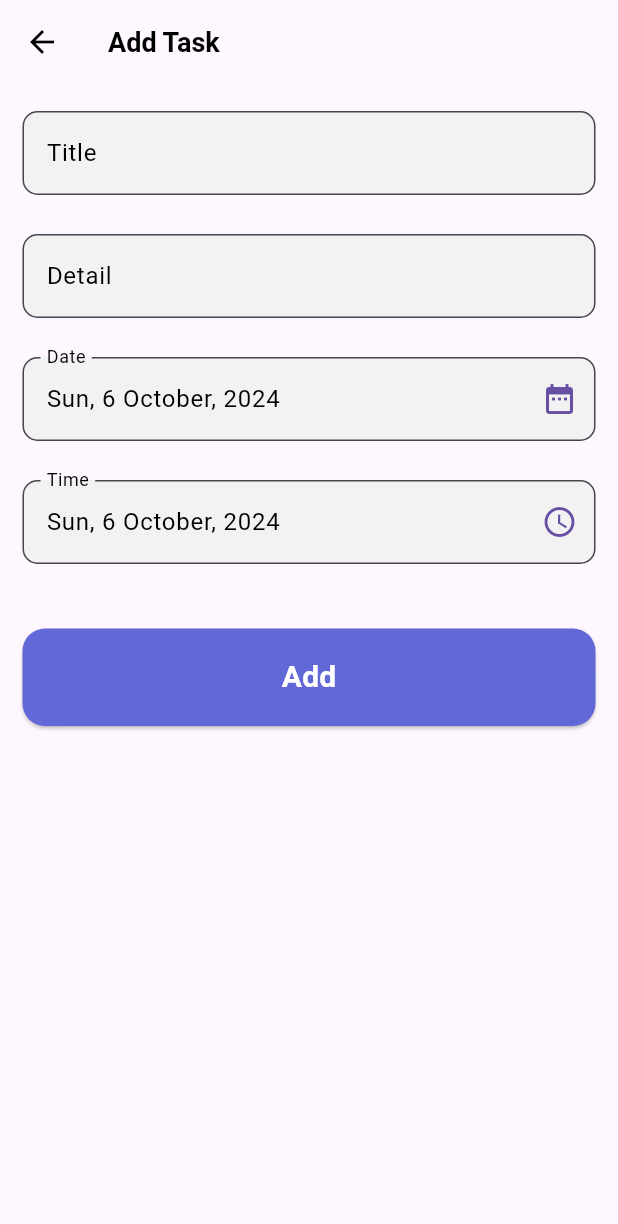
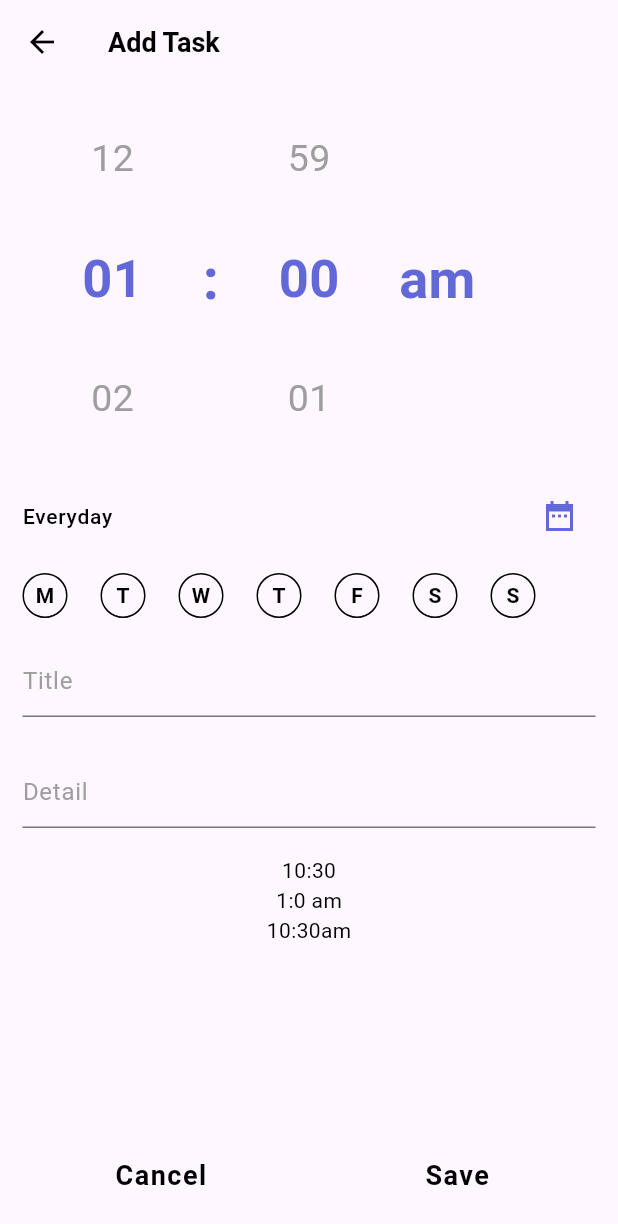
Before and after one commit to hassankhalid2239/task_planner_app, a Flutter app: the AddTaskScreen screen opened directly, on a phone screen of 412 x 824 dp. Shown: the top 1224 px of the screen. Run offline on Flutter 3.47's test engine with Material 3 defaults, Android fonts, the phone set to English and light mode, and no system bars; drawn by our look-alikes of carousel_slider, numberpicker; our stand-ins replace date_picker_timeline, get.

Commit message:
add task screen done

```diff
--- /dev/null
+++ b/lib/constants.dart
@@ -0,0 +1 @@
+List<String> days = ['M','T','W','T','F','S','S'];
--- a/lib/view/Widgets/custom_textformfield.dart
+++ b/lib/view/Widgets/custom_textformfield.dart
@@ -2,7 +2,7 @@ import 'package:flutter/material.dart';
 
 class CustomInputField extends StatelessWidget {
   final TextEditingController controller;
-  final String labelText;
+  final String hintText;
   final Widget? sufix;
   final int maxLines;
   final int minLines;
@@ -10,7 +10,7 @@ class CustomInputField extends StatelessWidget {
   const CustomInputField(
       {super.key,
       required this.controller,
-      required this.labelText,
+      required this.hintText,
       this.sufix,
       this.minLines = 1,
       this.maxLines = 1});
@@ -24,7 +24,7 @@ class CustomInputField extends StatelessWidget {
         minLines: minLines,
         validator: (value) {
           if (value!.isEmpty) {
-            return 'Please enter $labelText!';
+            return 'Please enter $hintText!';
           } else {
             return null;
           }
@@ -34,18 +34,15 @@ class CustomInputField extends StatelessWidget {
         controller: controller,
         cursorColor: Colors.black,
         decoration: InputDecoration(
-          filled: true,
-          fillColor: Color(0xffF2F2F2),
-          labelStyle:
-              TextStyle(color: Colors.black),
-          labelText: labelText,
+          hintText: hintText,
+          hintStyle: TextStyle(color: Colors.grey),
+          // filled: true,
+          // fillColor: Colors.white,
           suffixIcon: sufix,
-          focusedBorder: OutlineInputBorder(
-              borderRadius: BorderRadius.circular(10.0),
+          focusedBorder: UnderlineInputBorder(
               borderSide:
-                  BorderSide(color: Colors.black)),
-          border: OutlineInputBorder(
-              borderRadius: BorderRadius.circular(10.0),
+                  BorderSide(color: Color(0xff6368D9),width: 3)),
+          border: UnderlineInputBorder(
               borderSide: BorderSide(
                   color: Color(0xffF2F2F2))),
         ),
--- /dev/null
+++ b/lib/view/Widgets/day_button.dart
@@ -0,0 +1,24 @@
+import 'package:flutter/material.dart';
+
+class DayButton extends StatelessWidget {
+  final String txt;
+  const DayButton({
+    super.key, required this.txt,
+  });
+
+  @override
+  Widget build(BuildContext context) {
+    return SizedBox(
+      height: 30,
+      width: 30,
+      child: TextButton(
+          onPressed: (){},
+          style: ButtonStyle(
+              padding: WidgetStatePropertyAll(EdgeInsets.zero),
+              shape: WidgetStatePropertyAll(CircleBorder()),
+              side: WidgetStatePropertyAll(BorderSide(color: Colors.black,width: 1))
+          ),
+          child: Text('M',style: TextStyle(color: Colors.black,fontWeight: FontWeight.w600))),
+    );
+  }
+}
--- a/lib/view/add_task_screen.dart
+++ b/lib/view/add_task_screen.dart
@@ -1,8 +1,11 @@
 // ignore_for_file: deprecated_member_use
-
+import 'package:carousel_slider/carousel_slider.dart';
 import 'package:flutter/material.dart';
 import 'package:get/get.dart';
 import 'package:intl/intl.dart';
+import 'package:numberpicker/numberpicker.dart';
+import 'package:task_planner_app/constants.dart';
+
 import 'Widgets/custom_textformfield.dart';
 
 class AddTaskScreen extends StatefulWidget {
@@ -17,19 +20,34 @@ class _AddTaskScreenState extends State<AddTaskScreen> {
   final titleTextController = TextEditingController();
   final descriptionTextController = TextEditingController();
   final date = DateFormat('EEE, d MMMM, yyyy, h:mma').format(DateTime.now());
-  final dueDateTextController = TextEditingController(
-      text: DateFormat('EEE, d MMMM, yyyy').format(DateTime.now()));
   final bool isCompleted = false;
+  var hour = 1;
+  var minute = 0;
+  var cdate;
+  var dueDate;
+  String period = 'am';
+  int _currentIndex = 0;
 
+  String convertTo12HourFormat() {
+    // Input format: "HH:mm"
+    String date= "${DateTime.now().hour}:${DateTime.now().minute}";
+    List<String> parts = date.split(':');
+    int hour = int.parse(parts[0]);
+    int minute = int.parse(parts[1]);
+
+    // Convert to 12-hour format
+    int hourIn12HourFormat = hour % 12 == 0 ? 12 : hour % 12;
+    String period = hour >= 12 ? 'pm' : 'am';
+
+    // Format output as "h:mmam/pm"
+    return '$hourIn12HourFormat:${minute.toString().padLeft(2, '0')}$period';
+  }
   @override
-  void dispose() {
-    // TODO: implement dispose
-    super.dispose();
-    titleTextController.dispose();
-    descriptionTextController.dispose();
-    dueDateTextController.dispose();
+  void initState() {
+    // TODO: implement initState
+    super.initState();
+    cdate = convertTo12HourFormat();
   }
-
   @override
   Widget build(BuildContext context) {
     return Scaffold(
@@ -39,18 +57,156 @@ class _AddTaskScreenState extends State<AddTaskScreen> {
           foregroundColor: Theme.of(context).colorScheme.scrim,
           title: Text(
             'Add Task',
-            style: TextStyle(color: Colors.black,fontSize: 18,fontWeight: FontWeight.w600),
+            style: TextStyle(
+                color: Colors.black, fontSize: 18, fontWeight: FontWeight.w600),
           ),
         ),
         body: SingleChildScrollView(
-          child: Padding(
-            padding: const EdgeInsets.symmetric(horizontal: 15, vertical: 10),
           child: Column(
             crossAxisAlignment: CrossAxisAlignment.center,
             children: [
+              Container(
+                padding: const EdgeInsets.symmetric(horizontal: 15, vertical: 10),
+                decoration: BoxDecoration(
+                  // color: Colors.purpleAccent,
+                    borderRadius: BorderRadius.circular(10)),
+                child: Row(
+                  children: [
+                    NumberPicker(
+                        minValue: 1,
+                        maxValue: 12,
+                        value: hour,
+                        zeroPad: true,
+                        infiniteLoop: true,
+                        itemWidth: 120,
+                        itemHeight: 80,
+                        textStyle: TextStyle(
+                            fontSize: 25,
+                            // fontWeight: FontWeight.bold,
+                            color: Colors.grey),
+                        selectedTextStyle: TextStyle(
+                            fontWeight: FontWeight.bold,
+                            fontSize: 35,
+                            color: Color(0xff6368D9)),
+                        onChanged: (value) {
+                          hour = value;
+                          setState(() {});
+                        }),
+                    Text(
+                      ':',
+                      style: TextStyle(
+                          color: Color(0xff6368D9),
+                          fontWeight: FontWeight.bold,
+                          fontSize: 38),
+                    ),
+                    NumberPicker(
+                        minValue: 0,
+                        maxValue: 59,
+                        value: minute,
+                        zeroPad: true,
+                        infiniteLoop: true,
+                        itemWidth: 120,
+                        itemHeight: 80,
+                        textStyle: TextStyle(
+                            fontSize: 25,
+                            // fontWeight: FontWeight.bold,
+                            color: Colors.grey),
+                        selectedTextStyle: TextStyle(
+                            fontWeight: FontWeight.bold,
+                            fontSize: 35,
+                            color: Color(0xff6368D9)),
+                        onChanged: (value) {
+                          minute = value;
+                          setState(() {});
+                        }),
+                    SizedBox(height: 200,
+                      width: 80,
+                      child: CarouselSlider(
+                        options: CarouselOptions(
+                          enableInfiniteScroll: false,
+                          enlargeStrategy: CenterPageEnlargeStrategy.height,
+                          enlargeCenterPage: true,
+                          scrollDirection: Axis.vertical,
+                          initialPage: _currentIndex,
+                          onPageChanged: (index, reason) {
+                            setState(() {
+                              _currentIndex = index;
+                              if(index==0){
+                                period='am';
+                              }else{
+                                period='pm';
+                              }
+                            });
+                          },
+                        ),
+                        items: [
+                          Text(
+                            'am',
+                            style: TextStyle(color:Color(0xff6368D9),fontSize: 36, fontWeight: FontWeight.bold),
+                          ),
+                          Text(
+                            'pm',
+                            style: TextStyle(color:Color(0xff6368D9),fontSize: 36, fontWeight: FontWeight.bold),
+                          ),
+                        ],
+                      ),
+                    ),
+                  ],
+                ),
+              ),
+              Container(
+                padding: const EdgeInsets.symmetric(horizontal: 15,),
+                decoration: BoxDecoration(
+                  // color: Colors.white,
+                  borderRadius: BorderRadius.vertical(top:Radius.circular(12) )
+                ),
+                child: Column(
+                  children: [
+                    ListTile(
+                      contentPadding: EdgeInsets.zero,
+                      leading: Text(dueDate!=null?dueDate:'Everyday',style: TextStyle(color: Colors.black,fontSize: 14),),
+                      trailing: IconButton(onPressed: () async {
+                        DateTime? pickedDate = await showDatePicker(
+                            builder: (context, child) => child!,
+                            context: context,
+                            firstDate: DateTime(1900),
+                            lastDate: DateTime(2100));
+                        if (pickedDate != null) {
+                          setState(() {
+                            dueDate=DateFormat('EEE, d MMMM').format(pickedDate);
+                          });
+
+                        }
+                      },
+                      icon: Icon(Icons.date_range_sharp,color: Color(0xff6368D9),),),
+                    ),
+                    SizedBox(
+                      height: 50,
+                      child: ListView.builder(
+                        scrollDirection: Axis.horizontal,
+                        itemCount: days.length,
+                        itemBuilder: (context, index) {
+                          return Padding(
+                            padding: EdgeInsets.only(right: 22),
+                            child: SizedBox(
+                              height: 30,
+                              width: 30,
+                              child: TextButton(
+                                  onPressed: (){},
+                                  style: ButtonStyle(
+                                      padding: WidgetStatePropertyAll(EdgeInsets.zero),
+                                      shape: WidgetStatePropertyAll(CircleBorder()),
+                                      side: WidgetStatePropertyAll(BorderSide(color: Colors.black,width: 1))
+                                  ),
+                                  child: Text(days[index],style: TextStyle(color: Colors.black,fontWeight: FontWeight.w600))),
+                            ),
+                          );
+                        },
+                      ),
+                    ),
                     CustomInputField(
                       controller: titleTextController,
-                  labelText: 'Title',
+                      hintText: 'Title',
                     ),
                     const SizedBox(
                       height: 10,
@@ -59,145 +215,83 @@ class _AddTaskScreenState extends State<AddTaskScreen> {
                       minLines: 1,
                       maxLines: 15,
                       controller: descriptionTextController,
-                  labelText: 'Detail',
+                      hintText: 'Detail',
                     ),
                     const SizedBox(
                       height: 10,
                     ),
-                Padding(
-                  padding: const EdgeInsets.symmetric(vertical: 8.0),
-                  child: TextField(
-                    controller: dueDateTextController,
+                  ],
+                )
+              ),
+              Text('${DateTime.now().hour}:${DateTime.now().minute}',style:TextStyle(color: Colors.black)),
+              Text('${hour}:${minute} ${period}',style:TextStyle(color: Colors.black)),
+              Text(cdate,style:TextStyle(color: Colors.black)),
+            ],
+          ),
+            ),
+      bottomNavigationBar: BottomAppBar(
+        color: Colors.transparent,
+        child: Row(
+          children: [
+            Expanded(
+              child: ElevatedButton(
+                style: ButtonStyle(
+                    shape: WidgetStatePropertyAll(RoundedRectangleBorder(
+                        borderRadius: BorderRadius.circular(25))),
+                    elevation: WidgetStatePropertyAll(0),
+                    backgroundColor:
+                    const WidgetStatePropertyAll(Colors.transparent)
+                ),
+                onPressed: () {
+                  Navigator.pop(context);
+                },
+                child: FittedBox(
+                  child: Text(
+                    'Cancel',
+                    maxLines: 1,
+                    overflow: TextOverflow.ellipsis,
                     style: TextStyle(
-                        color: Theme.of(context).colorScheme.scrim),
-                    onTap: () async {
-                      DateTime? pickedDate = await showDatePicker(
-                          builder: (context, child) => Theme(
-                            data: ThemeData().copyWith(
-                                colorScheme: ColorScheme.light(
-                                    background: Theme.of(context)
-                                        .colorScheme
-                                        .background)),
-                            child: child!,
-                          ),
-                          context: context,
-                          firstDate: DateTime(1900),
-                          lastDate: DateTime(2100));
-                      if (pickedDate != null) {
-                        dueDateTextController.text =
-                            DateFormat('EEE, d MMMM, yyyy').format(pickedDate);
-                      } else {
-                        dueDateTextController.text =
-                            DateFormat('EEE, d MMMM, yyyy')
-                                .format(DateTime.now());
-                      }
-                    },
-                    decoration: InputDecoration(
-                      filled: true,
-                      fillColor: Color(0xffF2F2F2),
-                      labelText: 'Date',
-                      labelStyle:TextStyle(
-                          color: Theme.of(context).colorScheme.scrim),
-                      suffixIcon: Icon(
-                        Icons.date_range,
-                        color: Theme.of(context).primaryColor,
-                      ),
-                      focusedBorder: OutlineInputBorder(
-                          borderRadius: BorderRadius.circular(10.0),
-                          borderSide: BorderSide(
-                              color: Theme.of(context).colorScheme.scrim)),
-                      border: OutlineInputBorder(
-                        borderSide: BorderSide(
-                            color: Theme.of(context).colorScheme.surfaceBright),
-                        borderRadius: BorderRadius.circular(10.0),
+                        color: Colors.black,
+                        fontSize: 18,
+                        fontWeight: FontWeight.w600,
+                        letterSpacing: 1),
                   ),
                 ),
               ),
             ),
             const SizedBox(
-                  height: 10,
+              width: 15,
             ),
-                Padding(
-                  padding: const EdgeInsets.symmetric(vertical: 8.0),
-                  child: TextField(
-                    controller: dueDateTextController,
+            Expanded(
+              child: ElevatedButton(
+                style: ButtonStyle(
+                    shape: WidgetStatePropertyAll(RoundedRectangleBorder(
+                        borderRadius: BorderRadius.circular(25))),
+                    elevation: WidgetStatePropertyAll(0),
+                    backgroundColor:
+                    const WidgetStatePropertyAll(Colors.transparent)),
+                onPressed: () {
+
+                },
+                child: FittedBox(
+                  child: Text(
+                    'Save',
+                    maxLines: 1,
+                    overflow: TextOverflow.ellipsis,
                     style: TextStyle(
-                        color: Theme.of(context).colorScheme.scrim),
-                    onTap: () async {
-                      DateTime? pickedDate = await showDatePicker(
-                          builder: (context, child) => Theme(
-                            data: ThemeData().copyWith(
-                                colorScheme: ColorScheme.light(
-                                    background: Theme.of(context)
-                                        .colorScheme
-                                        .background)),
-                            child: child!,
-                          ),
-                          context: context,
-                          firstDate: DateTime(1900),
-                          lastDate: DateTime(2100));
-                      if (pickedDate != null) {
-                        dueDateTextController.text =
-                            DateFormat('EEE, d MMMM, yyyy').format(pickedDate);
-                      } else {
-                        dueDateTextController.text =
-                            DateFormat('EEE, d MMMM, yyyy')
-                                .format(DateTime.now());
-                      }
-                    },
-                    decoration: InputDecoration(
-                      filled: true,
-                      fillColor: Color(0xffF2F2F2),
-                      labelText: 'Time',
-                      labelStyle:TextStyle(
-                          color: Theme.of(context).colorScheme.scrim),
-                      suffixIcon: Icon(
-                        Icons.access_time_sharp,
-                        color: Theme.of(context).primaryColor,
-                      ),
-                      focusedBorder: OutlineInputBorder(
-                          borderRadius: BorderRadius.circular(10.0),
-                          borderSide: BorderSide(
-                              color: Theme.of(context).colorScheme.scrim)),
-                      border: OutlineInputBorder(
-                        borderSide: BorderSide(
-                            color: Theme.of(context).colorScheme.surfaceBright),
-                        borderRadius: BorderRadius.circular(10.0),
+                        color: Colors.black,
+                        fontSize: 18,
+                        fontWeight: FontWeight.w600,
+                        letterSpacing: 1),
                   ),
                 ),
               ),
             ),
-                const SizedBox(
-                  height: 10,
-                ),
-                const SizedBox(
-                  height: 25,
-                ),
-                SizedBox(
-                  width: double.infinity,
-                  height: 65,
-                  child: ElevatedButton(
-                    style: ButtonStyle(
-                        shape: WidgetStatePropertyAll(RoundedRectangleBorder(
-                            borderRadius: BorderRadius.circular(15))),
-                        backgroundColor: WidgetStatePropertyAll(
-                            Color(0xff6368D9))),
-                    onPressed: () {
-                      submitData();
-                    },
-                    child: Text(
-                      'Add',
-                      style: TextStyle(
-                          color: Colors.white,
-                          fontSize: 20,
-                          fontWeight: FontWeight.w600),
-                    ),
-                  ),
-                )
           ],
         ),
       ),
-        ));
+          );
+
   }
 
   void submitData() async {
--- a/pubspec.yaml
+++ b/pubspec.yaml
@@ -39,6 +39,8 @@ dependencies:
   svg_flutter:
   intl:
   date_picker_timeline:
+  numberpicker:
+  carousel_slider:
 
 dev_dependencies:
   flutter_test:
```
Also changed, not shown: pubspec.lock. Lines whose indentation alone changed are shown as unchanged.
